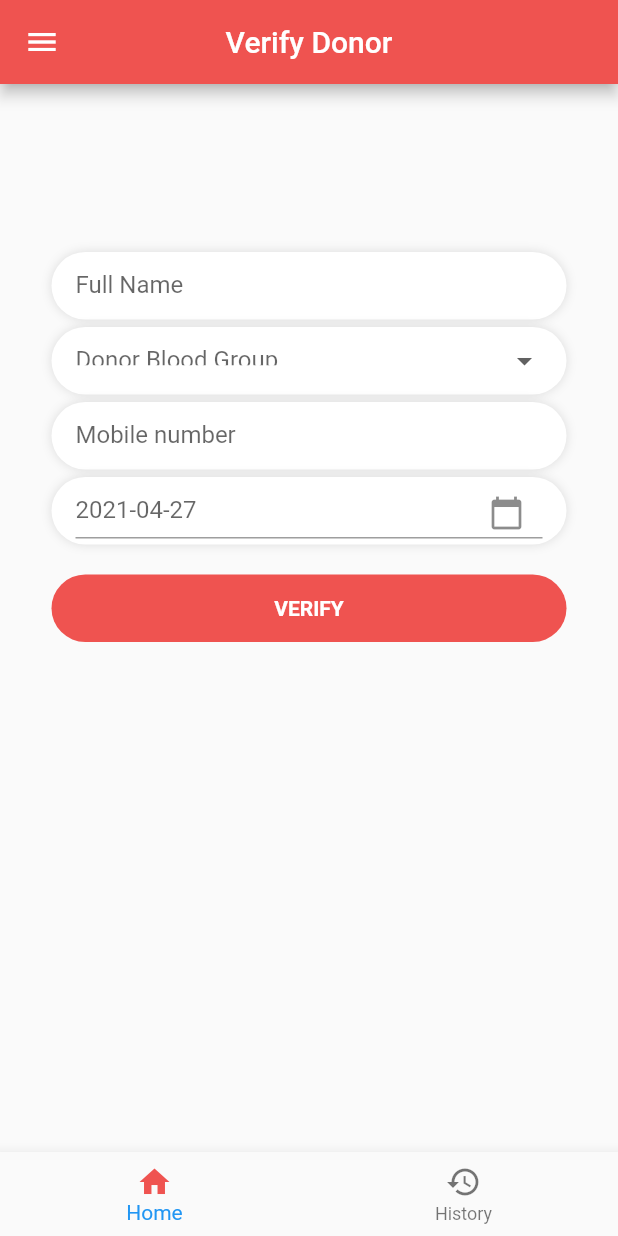
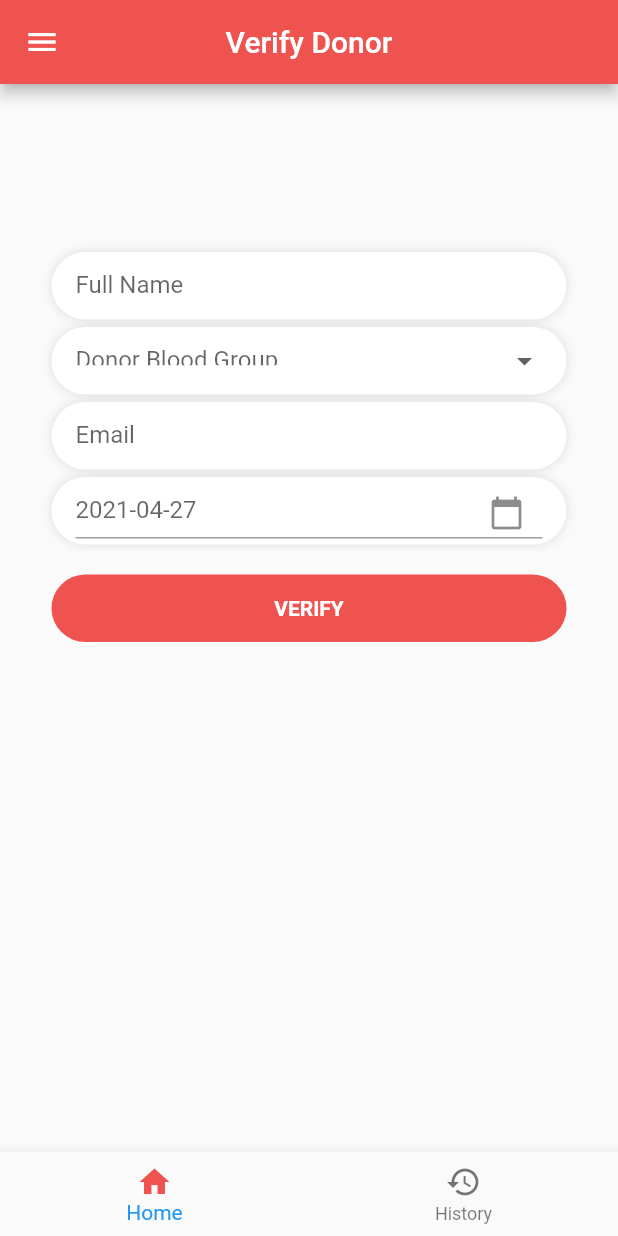
Before and after one commit to DEP-IIT-Ropar/blood_18, a Flutter app: the HomePageMedi screen opened by its route, on a phone screen of 412 x 824 dp. Run offline on Flutter 3.47's test engine with Material 2 defaults, Android fonts, the phone set to English and light mode, and no system bars; our stand-ins replace cloud_firestore, firebase_auth, google_maps_flutter, location; missing offline and left inert: location_web; accounts and stored records are empty.

Commit message:
minor update

```diff
--- a/lib/screens/home/homemedi/homemedi.dart
+++ b/lib/screens/home/homemedi/homemedi.dart
@@ -19,8 +19,7 @@ class _HomePageMediState extends State<HomePageMedi> {
     super.initState();
   }
 
-  final _phoneController = TextEditingController();
-  final _codeController = TextEditingController();
+  final _emailController = TextEditingController();
   String bloodgrp;
   String phone;
   String name;
@@ -237,9 +236,9 @@ class _HomePageMediState extends State<HomePageMedi> {
                   child: TextFormField(
                     decoration: InputDecoration(
                       border: InputBorder.none,
-                      hintText: 'Mobile number',
+                      hintText: 'Email',
                     ),
-                    controller: _phoneController,
+                    controller: _emailController,
                   ),
                 ),
                 SizedBox(
```
